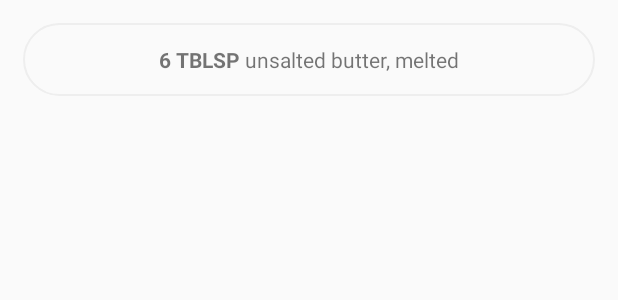
After one commit to zachfalcone/BakingTime, an Android app: the layout item_ingredient.xml on its own in the app's theme, with its tools: preview values and no code run, on a phone screen of 412 x 824 dp. The commit adds this screen. Shown: the top 300 px of the screen. Run offline under Robolectric (Android 15) with nearby library versions, the phone set to English and light mode, and no system bars.

Commit message:
- Show ingredients - Show steps - Open details

```diff
--- a/app/src/main/java/io/github/zachfalcone/bakingtime/object/Step.java
+++ b/app/src/main/java/io/github/zachfalcone/bakingtime/object/Step.java
@@ -51,4 +51,8 @@ public class Step implements Parcelable {
         dest.writeString(mVideoURL);
         dest.writeString(mThumbnailURL);
     }
+
+    public String getShortDescription() {
+        return mShortDescription;
+    }
 }
--- /dev/null
+++ b/app/src/main/res/drawable/ingredient_chip.xml
@@ -0,0 +1,26 @@
+<?xml version="1.0" encoding="utf-8"?>
+<shape
+    xmlns:android="http://schemas.android.com/apk/res/android"
+    android:shape="rectangle"   >
+
+    <!--<solid
+        android:color="#EEEEEE" >
+    </solid>-->
+
+    <stroke
+        android:width="1dp"
+        android:color="#EEEEEE" >
+    </stroke>
+
+    <padding
+        android:left="5dp"
+        android:top="5dp"
+        android:right="5dp"
+        android:bottom="5dp"    >
+    </padding>
+
+    <corners
+        android:radius="25dp"   >
+    </corners>
+
+</shape>
--- a/app/src/main/res/layout/fragment_recipes.xml
+++ b/app/src/main/res/layout/fragment_recipes.xml
@@ -16,6 +16,8 @@
         android:layout_width="match_parent"
         android:layout_height="match_parent"
         xmlns:android="http://schemas.android.com/apk/res/android"
+        android:paddingBottom="15dp"
+        android:clipToPadding="false"
         android:visibility="gone" />
 
     <TextView
--- /dev/null
+++ b/app/src/main/res/layout/item_ingredient.xml
@@ -0,0 +1,36 @@
+<?xml version="1.0" encoding="utf-8"?>
+
+<LinearLayout xmlns:android="http://schemas.android.com/apk/res/android"
+    android:layout_width="match_parent"
+    android:layout_height="wrap_content"
+    xmlns:tools="http://schemas.android.com/tools"
+    android:layout_marginTop="15dp"
+    android:layout_marginLeft="15dp"
+    android:layout_marginRight="15dp"
+    android:orientation="horizontal"
+    android:background="@drawable/ingredient_chip"
+    android:gravity="center_horizontal">
+
+    <TextView
+        android:id="@+id/ingredient_measure"
+        android:layout_width="wrap_content"
+        android:layout_height="wrap_content"
+        android:paddingTop="10dp"
+        android:paddingBottom="10dp"
+        android:paddingLeft="10dp"
+        android:paddingStart="10dp"
+        tools:text="6 TBLSP "
+        android:textStyle="bold"/>
+
+    <TextView
+        android:id="@+id/ingredient_text"
+        android:paddingTop="10dp"
+        android:paddingBottom="10dp"
+        android:paddingRight="10dp"
+        android:paddingEnd="10dp"
+        android:layout_width="wrap_content"
+        android:layout_height="wrap_content"
+        tools:text="unsalted butter, melted"
+        android:layout_gravity="center_horizontal"/>
+
+</LinearLayout>
```
Also changed, not shown: app/build.gradle (+4 -4 lines), app/src/main/java/io/github/zachfalcone/bakingtime/adapter/IngredientAdapter.java (added, +61 -0 lines), app/src/main/java/io/github/zachfalcone/bakingtime/adapter/StepAdapter.java (added, +67 -0 lines), app/src/main/java/io/github/zachfalcone/bakingtime/object/Ingredient.java (+16 -4 lines), app/src/main/java/io/github/zachfalcone/bakingtime/object/Recipe.java (+8 -0 lines), app/src/main/java/io/github/zachfalcone/bakingtime/ui/DetailsFragment.java (+9 -0 lines), app/src/main/java/io/github/zachfalcone/bakingtime/ui/RecipesFragment.java (+13 -4 lines), app/src/main/java/io/github/zachfalcone/bakingtime/ui/StepsFragment.java (+47 -0 lines), app/src/main/res/layout/fragment_steps.xml (+23 -8 lines), app/src/main/res/layout/item_step.xml (added, +21 -0 lines).
